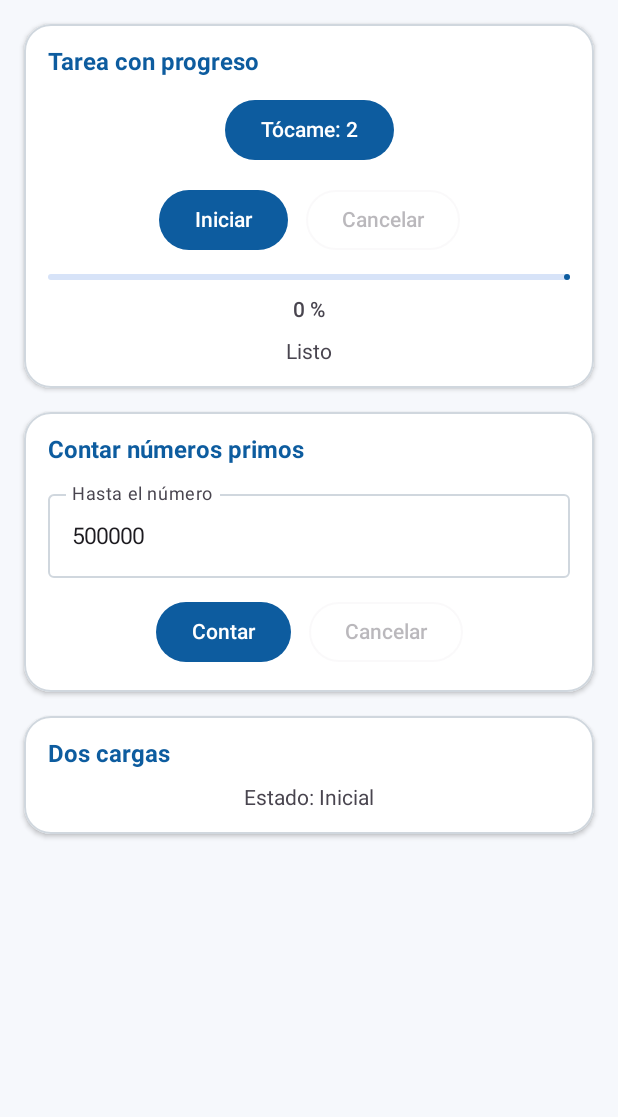
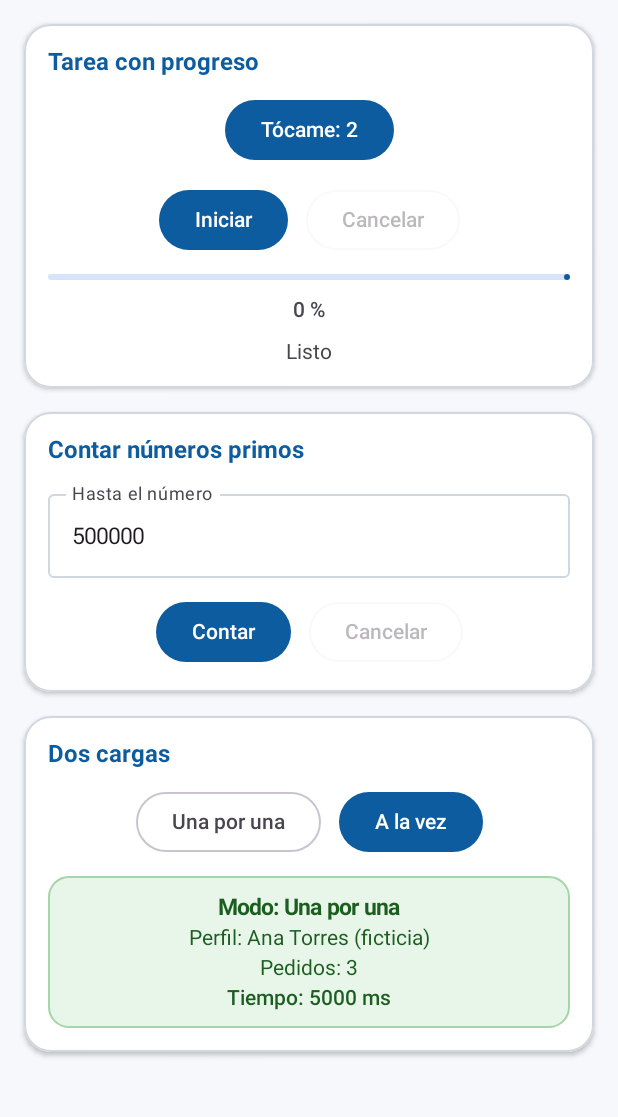
Before and after one commit to israelhuamanh/hilos-android, an Android app built with Jetpack Compose: the screen it shows after launch (MainActivity), after a tap on an icon or button, on a phone screen of 412 x 824 dp, the part 96-1213 px from its top. Run offline under Robolectric (Android 15) with nearby library versions, the phone set to English and light mode, and no system bars; 2 other taps on this screen came first.

Commit message:
feat(carga): compara carga secuencial y en paralelo con async

```diff
--- a/app/src/main/java/com/tecsup/centrotareas/ui/PantallaTareas.kt
+++ b/app/src/main/java/com/tecsup/centrotareas/ui/PantallaTareas.kt
@@ -36,6 +36,7 @@ import androidx.compose.ui.Modifier
 import androidx.compose.ui.text.font.FontWeight
 import androidx.compose.ui.text.input.KeyboardType
 import androidx.compose.ui.unit.dp
+import com.tecsup.centrotareas.model.CargaUi
 import com.tecsup.centrotareas.model.PrimosUi
 import com.tecsup.centrotareas.ui.theme.CardSurfaceWhite
 import com.tecsup.centrotareas.ui.theme.ErrorRedBg
@@ -197,12 +198,62 @@ fun PantallaTareas(vm: TareasViewModel) {
 
             // Tarjeta 3: Dos cargas (Pasos 6 y 7)
             TarjetaSeccion(titulo = "Dos cargas") {
-                // TODO Paso 6: botones Una por una y A la vez, y estado CargaUi
-                // TODO Paso 7: Switch Simular error y botón Reintentar
-                Text(
-                    text = "Estado: ${carga::class.simpleName}",
-                    style = MaterialTheme.typography.bodyMedium
-                )
+                val cargando = carga is CargaUi.Cargando
+
+                Row(
+                    horizontalArrangement = Arrangement.spacedBy(12.dp),
+                    verticalAlignment = Alignment.CenterVertically
+                ) {
+                    OutlinedButton(
+                        onClick = { vm.cargarUnaPorUna() },
+                        enabled = !cargando
+                    ) {
+                        Text(text = "Una por una")
+                    }
+
+                    Button(
+                        onClick = { vm.cargarALaVez() },
+                        enabled = !cargando
+                    ) {
+                        Text(text = "A la vez")
+                    }
+                }
+
+                when (val estado = carga) {
+                    is CargaUi.Inicial -> Unit
+                    is CargaUi.Cargando -> {
+                        CircularProgressIndicator()
+                    }
+                    is CargaUi.Exito -> {
+                        RecuadroExito {
+                            Text(
+                                text = "Modo: ${estado.modo}",
+                                color = SuccessGreenText,
+                                fontWeight = FontWeight.Bold,
+                                style = MaterialTheme.typography.bodyLarge
+                            )
+                            Text(
+                                text = "Perfil: ${estado.perfil}",
+                                color = SuccessGreenText,
+                                style = MaterialTheme.typography.bodyMedium
+                            )
+                            Text(
+                                text = "Pedidos: ${estado.pedidos}",
+                                color = SuccessGreenText,
+                                style = MaterialTheme.typography.bodyMedium
+                            )
+                            Text(
+                                text = "Tiempo: ${estado.milisegundos} ms",
+                                color = SuccessGreenText,
+                                fontWeight = FontWeight.SemiBold,
+                                style = MaterialTheme.typography.bodyMedium
+                            )
+                        }
+                    }
+                    is CargaUi.Error -> {
+                        // TODO Paso 7: RecuadroError y botón Reintentar
+                    }
+                }
             }
         }
     }
--- a/app/src/main/java/com/tecsup/centrotareas/viewmodel/TareasViewModel.kt
+++ b/app/src/main/java/com/tecsup/centrotareas/viewmodel/TareasViewModel.kt
@@ -9,6 +9,8 @@ import com.tecsup.centrotareas.model.PrimosUi
 import kotlinx.coroutines.CancellationException
 import kotlinx.coroutines.Dispatchers
 import kotlinx.coroutines.Job
+import kotlinx.coroutines.async
+import kotlinx.coroutines.coroutineScope
 import kotlinx.coroutines.delay
 import kotlinx.coroutines.flow.MutableStateFlow
 import kotlinx.coroutines.flow.StateFlow
@@ -87,6 +89,43 @@ class TareasViewModel(private val repo: TareasRepository) : ViewModel() {
     // ----- Dos cargas (pasos 6 y 7)
     private val _carga = MutableStateFlow<CargaUi>(CargaUi.Inicial)
     val carga: StateFlow<CargaUi> = _carga.asStateFlow()
-    // TODO Paso 6: fun cargarUnaPorUna() y fun cargarALaVez()
+
+    fun cargarUnaPorUna() {
+        if (_carga.value is CargaUi.Cargando) return
+        viewModelScope.launch {
+            _carga.value = CargaUi.Cargando
+            val inicio = System.currentTimeMillis()
+            val perfil = repo.cargarPerfil()
+            val pedidos = repo.cargarPedidos(false)
+            val ms = System.currentTimeMillis() - inicio
+            _carga.value = CargaUi.Exito(
+                modo = "Una por una",
+                perfil = perfil,
+                pedidos = pedidos.size,
+                milisegundos = ms
+            )
+        }
+    }
+
+    fun cargarALaVez() {
+        if (_carga.value is CargaUi.Cargando) return
+        viewModelScope.launch {
+            _carga.value = CargaUi.Cargando
+            val inicio = System.currentTimeMillis()
+            val (perfil, pedidos) = coroutineScope {
+                val p = async { repo.cargarPerfil() }
+                val ped = async { repo.cargarPedidos(false) }
+                Pair(p.await(), ped.await())
+            }
+            val ms = System.currentTimeMillis() - inicio
+            _carga.value = CargaUi.Exito(
+                modo = "A la vez",
+                perfil = perfil,
+                pedidos = pedidos.size,
+                milisegundos = ms
+            )
+        }
+    }
+
     // TODO Paso 7: simularError y manejo de errores
 }
```
